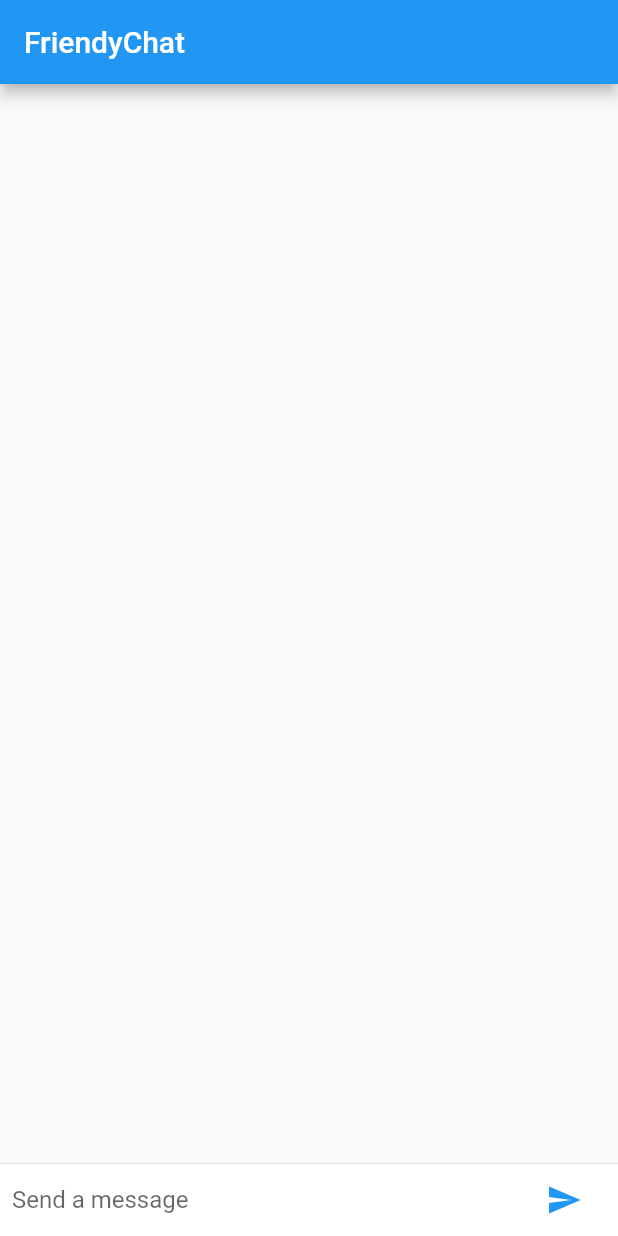
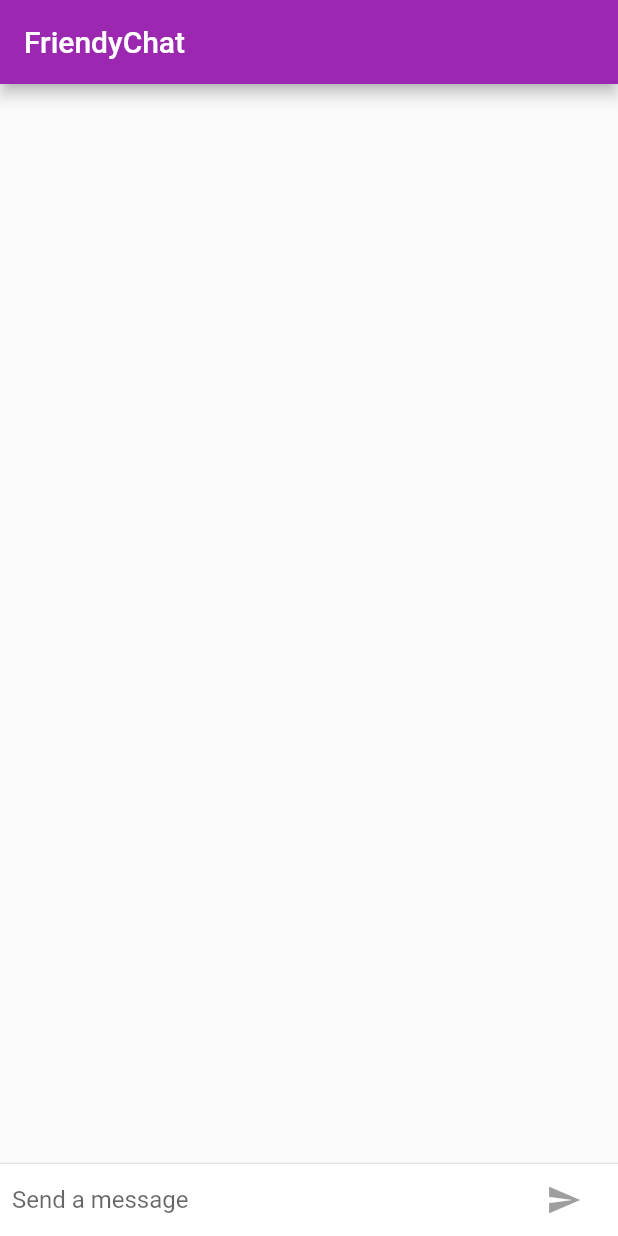
Before and after one commit to ryokosuge/friendly_chat_flutter, a Flutter app: the screen it shows after launch, on a phone screen of 412 x 824 dp. Run offline on Flutter 3.47's test engine with Material 2 defaults, Android fonts, the phone set to English and light mode, and no system bars.

Commit message:
feat:	Apply finishing touches

```diff
--- a/lib/main.dart
+++ b/lib/main.dart
@@ -1,4 +1,6 @@
 import 'package:flutter/material.dart';
+import 'package:flutter/cupertino.dart';
+import 'package:flutter/foundation.dart';
 
 String _name = 'Your Name';
 
@@ -7,6 +9,17 @@
     FriendlyChatApp(),
   );
 }
+
+final ThemeData kIOSTheme = ThemeData(
+  primarySwatch: Colors.orange,
+  primaryColor: Colors.grey[100],
+  primaryColorBrightness: Brightness.light,
+);
+
+final ThemeData kDefaultTheme = ThemeData(
+  primaryColor: Colors.purple,
+  accentColor: Colors.orangeAccent[400],
+);
 
 class FriendlyChatApp extends StatelessWidget {
   const FriendlyChatApp({
@@ -17,6 +30,9 @@
   Widget build(BuildContext context) {
     return MaterialApp(
       title: 'FriendlyChat',
+      theme: defaultTargetPlatform == TargetPlatform.iOS
+          ? kIOSTheme
+          : kDefaultTheme,
       home: ChatScreen(),
     );
   }
@@ -51,7 +67,8 @@
                 child: Text(_name[0]),
               ),
             ),
-            Column(
+            Expanded(
+              child: Column(
                 crossAxisAlignment: CrossAxisAlignment.start,
                 children: [
                   Text(
@@ -63,6 +80,7 @@
                     child: Text(text),
                   ),
                 ],
+              ),
             ),
           ],
         ),
@@ -82,9 +100,14 @@
   final List<ChatMessage> _messages = [];
   final _textController = TextEditingController();
   final FocusNode _focusNode = FocusNode();
+  bool _isComposing = false;
 
   void _handleSubmitted(String text) {
     _textController.clear();
+    setState(() {
+      _isComposing = false;
+    });
+
     ChatMessage message = ChatMessage(
       text: text,
       animationController: AnimationController(
@@ -113,7 +136,12 @@
             Flexible(
               child: TextField(
                 controller: _textController,
-                onSubmitted: _handleSubmitted,
+                onChanged: (text) {
+                  setState(() {
+                    _isComposing = text.isNotEmpty;
+                  });
+                },
+                onSubmitted: _isComposing ? _handleSubmitted : null,
                 decoration: InputDecoration.collapsed(
                   hintText: 'Send a message',
                 ),
@@ -122,9 +150,18 @@
             ),
             Container(
               margin: EdgeInsets.symmetric(horizontal: 4.0),
-              child: IconButton(
+              child: Theme.of(context).platform == TargetPlatform.iOS
+                  ? CupertinoButton(
+                      child: Text('Send'),
+                      onPressed: _isComposing
+                          ? () => _handleSubmitted(_textController.text)
+                          : null,
+                    )
+                  : IconButton(
                       icon: const Icon(Icons.send),
-                onPressed: () => _handleSubmitted(_textController.text),
+                      onPressed: _isComposing
+                          ? () => _handleSubmitted(_textController.text)
+                          : null,
                     ),
             ),
           ],
@@ -138,8 +175,10 @@
     return Scaffold(
       appBar: AppBar(
         title: const Text('FriendyChat'),
+        elevation: Theme.of(context).platform == TargetPlatform.iOS ? 0.0 : 4.0,
       ),
-      body: Column(
+      body: Container(
+        child: Column(
           children: [
             Flexible(
               child: ListView.builder(
@@ -160,6 +199,16 @@
             )
           ],
         ),
+        decoration: Theme.of(context).platform == TargetPlatform.iOS
+            ? BoxDecoration(
+                border: Border(
+                  top: BorderSide(
+                    color: Colors.grey[200]!,
+                  ),
+                ),
+              )
+            : null,
+      ),
     );
   }
 
```
Lines whose indentation alone changed are shown as unchanged.
